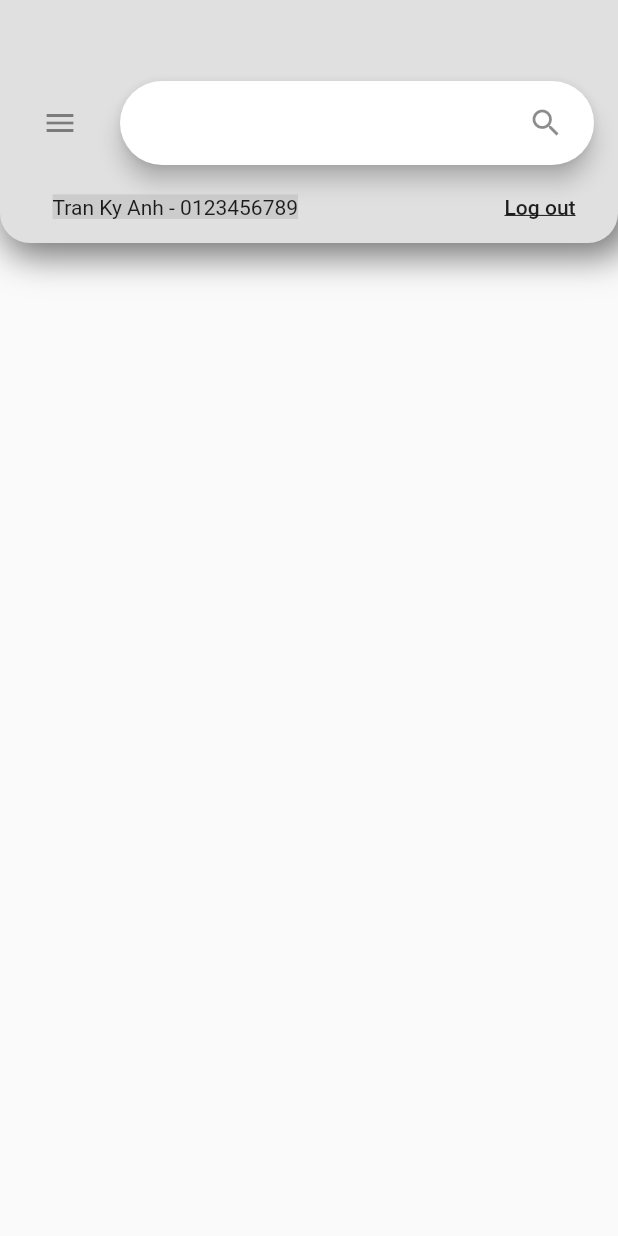
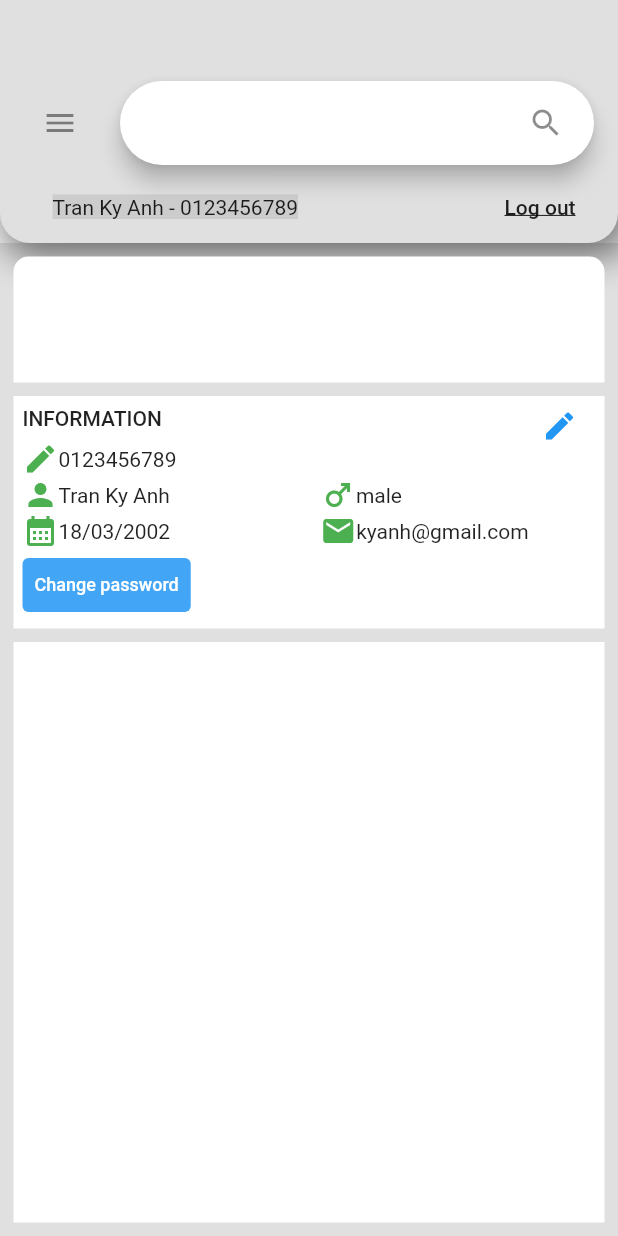
Before and after one commit to nghiamd02/mobile_store_app, a Flutter app: the screen it shows after launch, on a phone screen of 412 x 824 dp. Run offline on Flutter 3.47's test engine with Material 2 defaults, Android fonts, the light colour scheme and no system bars.

Commit message:
feature/your-infor/done UI: static user infor

```diff
--- a/lib/main.dart
+++ b/lib/main.dart
@@ -1,5 +1,6 @@
 import 'package:flutter/material.dart';
 import 'package:mobile_store_app/screens/search/search_bar.dart';
+import 'package:mobile_store_app/screens/your_information/your_information_screen.dart';
 
 void main() => runApp(const MyApp());
 
@@ -9,7 +10,7 @@ class MyApp extends StatelessWidget {
   @override
   Widget build(BuildContext context) {
     return const MaterialApp(
-      home: CustomeSearchBar(),
+      home: YourInformationScreen(),
     );
   }
 }
--- /dev/null
+++ b/lib/screens/your_information/address_list.dart
@@ -0,0 +1,15 @@
+import 'package:flutter/material.dart';
+
+class AddressList extends StatelessWidget {
+  const AddressList({super.key});
+
+  @override
+  Widget build(BuildContext context) {
+    return Container(
+      margin: const EdgeInsets.all(9),
+      color: Colors.white,
+      width: double.maxFinite,
+      height: 167,
+    );
+  }
+}
--- /dev/null
+++ b/lib/screens/your_information/user_information.dart
@@ -0,0 +1,83 @@
+import 'package:flutter/material.dart';
+
+class UserInformation extends StatelessWidget {
+  const UserInformation({super.key});
+
+  @override
+  Widget build(BuildContext context) {
+    return Container(
+      color: Colors.white,
+      padding: const EdgeInsets.symmetric(horizontal: 6),
+      margin: const EdgeInsets.symmetric(horizontal: 9),
+      width: double.maxFinite,
+      height: 155,
+      child: Column(
+        crossAxisAlignment: CrossAxisAlignment.start,
+        children: [
+          Row(
+            mainAxisAlignment: MainAxisAlignment.spaceBetween,
+            children: [
+              Text(
+                "INFORMATION",
+                style: Theme.of(context).textTheme.bodyLarge,
+              ),
+              SizedBox(
+                height: 30,
+                child: IconButton(
+                  icon: const Icon(Icons.edit),
+                  onPressed: () {},
+                  color: Colors.blue,
+                ),
+              )
+            ],
+          ),
+          inforRow(context, icon: Icons.edit, text: "0123456789"),
+          Row(
+            children: [
+              inforRow(context, icon: Icons.person, text: "Tran Ky Anh"),
+              const SizedBox(
+                width: 100,
+              ),
+              inforRow(context, icon: Icons.male, text: "male")
+            ],
+          ),
+          Row(
+            children: [
+              inforRow(context, icon: Icons.calendar_month, text: "18/03/2002"),
+              const SizedBox(
+                width: 100,
+              ),
+              inforRow(context, icon: Icons.email, text: "kyanh@gmail.com")
+            ],
+          ),
+          ButtonTheme(
+              height: 20,
+              child: TextButton(
+                style: TextButton.styleFrom(backgroundColor: Colors.blue[400]),
+                child: const Text(
+                  "Change password",
+                  style: TextStyle(color: Colors.white, fontSize: 12),
+                ),
+                onPressed: () {},
+              ))
+        ],
+      ),
+    );
+  }
+
+  Row inforRow(BuildContext context,
+      {required IconData icon, required String text}) {
+    return Row(
+      children: [
+        Icon(
+          icon,
+          color: Colors.green,
+        ),
+        Text(
+          text,
+          style: Theme.of(context).textTheme.bodyMedium,
+        )
+      ],
+    );
+  }
+}
--- /dev/null
+++ b/lib/screens/your_information/your_information_screen.dart
@@ -0,0 +1,36 @@
+import 'package:flutter/material.dart';
+import 'package:mobile_store_app/screens/search/search_bar.dart';
+import 'package:mobile_store_app/screens/your_information/address_list.dart';
+import 'package:mobile_store_app/screens/your_information/user_information.dart';
+
+class YourInformationScreen extends StatelessWidget {
+  const YourInformationScreen({super.key});
+
+  @override
+  Widget build(BuildContext context) {
+    return Scaffold(
+      backgroundColor: Colors.grey[300],
+      body: Column(
+        children: [
+          Container(
+            width: double.maxFinite,
+            height: 162,
+            child: CustomeSearchBar(),
+          ),
+          Container(
+            margin: const EdgeInsets.all(9),
+            width: double.maxFinite,
+            height: 84,
+            decoration: const BoxDecoration(
+                borderRadius: BorderRadius.only(
+                    topLeft: Radius.circular(10),
+                    topRight: Radius.circular(10)),
+                color: Colors.white),
+          ),
+          UserInformation(),
+          Expanded(child: AddressList())
+        ],
+      ),
+    );
+  }
+}
```
